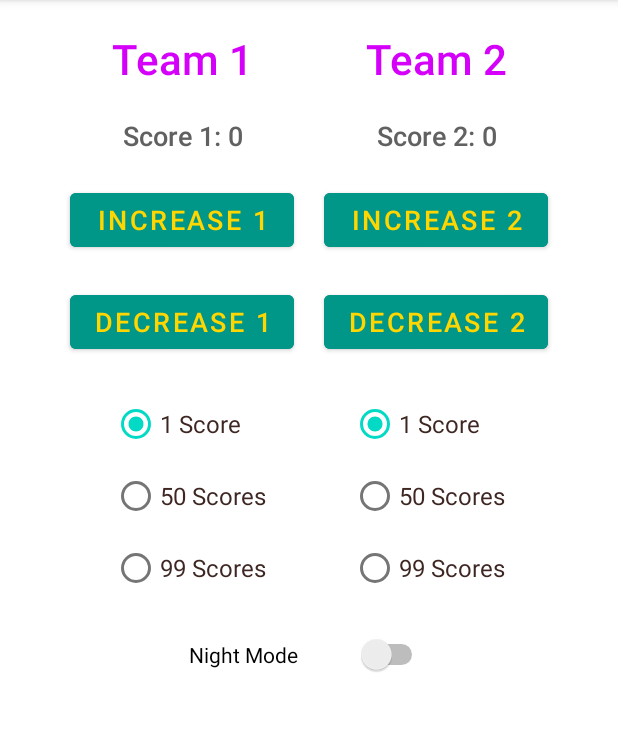
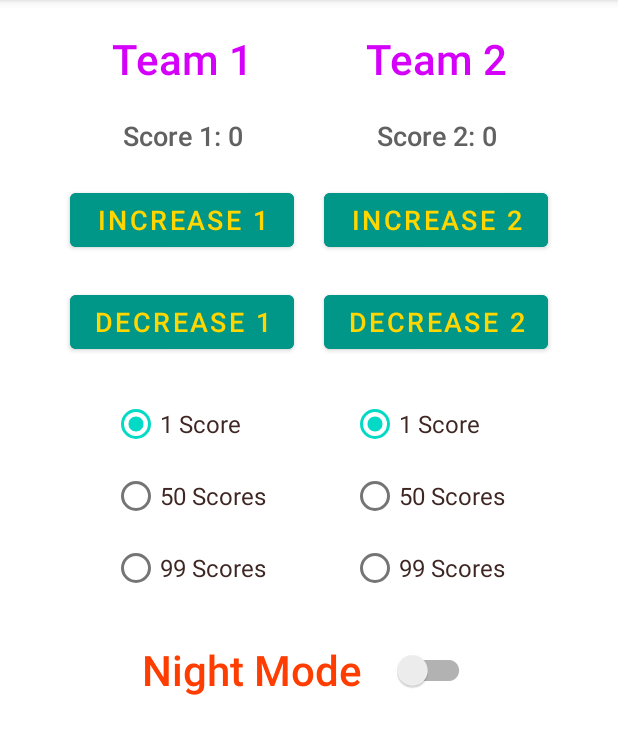
Before and after one commit to kevinle-it/JAV1001-ScoreKeeper, an Android app: the screen it shows after launch (MainActivity), on a phone screen of 412 x 824 dp, the part 84-838 px from its top. Run offline under Robolectric (Android 15) with nearby library versions, the phone set to English and light mode, and no system bars.

Commit message:
add theme styles and apply to switch button

```diff
--- a/app/src/main/java/com/trile/scorekeeper/MainActivity.java
+++ b/app/src/main/java/com/trile/scorekeeper/MainActivity.java
@@ -2,12 +2,12 @@ package com.trile.scorekeeper;
 
 import androidx.appcompat.app.AppCompatActivity;
 import androidx.appcompat.app.AppCompatDelegate;
+import androidx.appcompat.widget.SwitchCompat;
 
 import android.content.Intent;
 import android.os.Bundle;
 import android.widget.Button;
 import android.widget.RadioGroup;
-import android.widget.Switch;
 import android.widget.TextView;
 
 public class MainActivity extends AppCompatActivity {
@@ -28,7 +28,7 @@ public class MainActivity extends AppCompatActivity {
     int team1ScoreChangeBy = 1; // change by value for team 1 score
     int team2ScoreChangeBy = 1; // change by value for team 2 score
 
-    Switch switchNightMode;
+    SwitchCompat switchNightMode;
 
     @Override
     protected void onCreate(Bundle savedInstanceState) {
--- a/app/src/main/res/layout/activity_main.xml
+++ b/app/src/main/res/layout/activity_main.xml
@@ -26,6 +26,7 @@
                 style="@style/Theme.ScoreKeeper.Title"
                 android:layout_width="wrap_content"
                 android:layout_height="wrap_content"
+                android:layout_span="1"
                 android:layout_marginRight="10dp"
                 android:gravity="center"
                 android:text="Team 1" />
@@ -35,6 +36,7 @@
                 style="@style/Theme.ScoreKeeper.Title"
                 android:layout_width="wrap_content"
                 android:layout_height="wrap_content"
+                android:layout_span="1"
                 android:layout_marginLeft="10dp"
                 android:gravity="center"
                 android:text="Team 2" />
@@ -55,6 +57,7 @@
                 style="@style/Theme.ScoreKeeper.Subtitle"
                 android:layout_width="wrap_content"
                 android:layout_height="wrap_content"
+                android:layout_span="1"
                 android:layout_marginRight="10dp"
                 android:gravity="center"
                 android:text="Score 1: 0" />
@@ -64,6 +67,7 @@
                 style="@style/Theme.ScoreKeeper.Subtitle"
                 android:layout_width="wrap_content"
                 android:layout_height="wrap_content"
+                android:layout_span="1"
                 android:layout_marginLeft="10dp"
                 android:gravity="center"
                 android:text="Score 2: 0" />
@@ -83,6 +87,7 @@
                 android:id="@+id/increaseTeam1Score"
                 android:layout_width="wrap_content"
                 android:layout_height="wrap_content"
+                android:layout_span="1"
                 android:layout_marginRight="10dp"
                 android:text="Increase 1" />
 
@@ -90,6 +95,7 @@
                 android:id="@+id/increaseTeam2Score"
                 android:layout_width="wrap_content"
                 android:layout_height="wrap_content"
+                android:layout_span="1"
                 android:layout_marginLeft="10dp"
                 android:text="Increase 2" />
         </TableRow>
@@ -108,6 +114,7 @@
                 android:id="@+id/decreaseTeam1Score"
                 android:layout_width="wrap_content"
                 android:layout_height="wrap_content"
+                android:layout_span="1"
                 android:layout_marginRight="10dp"
                 android:text="Decrease 1" />
 
@@ -115,6 +122,7 @@
                 android:id="@+id/decreaseTeam2Score"
                 android:layout_width="wrap_content"
                 android:layout_height="wrap_content"
+                android:layout_span="1"
                 android:layout_marginLeft="10dp"
                 android:text="Decrease 2" />
         </TableRow>
@@ -130,6 +138,7 @@
                 android:id="@+id/team1ScoreRadioGroup"
                 android:layout_width="match_parent"
                 android:layout_height="match_parent"
+                android:layout_span="1"
                 android:layout_gravity="center_horizontal"
                 android:checkedButton="@+id/team1Score1RadioBtn">
 
@@ -158,6 +167,7 @@
                 android:id="@+id/team2ScoreRadioGroup"
                 android:layout_width="match_parent"
                 android:layout_height="match_parent"
+                android:layout_span="1"
                 android:layout_gravity="center_horizontal"
                 android:checkedButton="@+id/team2Score1RadioBtn">
 
@@ -188,11 +198,20 @@
             android:layout_marginTop="20dp"
             android:gravity="center_horizontal">
 
-            <Switch
-                android:id="@+id/switchNightMode"
-                android:layout_width="wrap_content"
-                android:layout_height="wrap_content"
-                android:text="Night Mode" />
+            <LinearLayout
+                android:layout_width="match_parent"
+                android:layout_height="match_parent"
+                android:layout_span="2"
+                android:gravity="center_horizontal">
+
+                <androidx.appcompat.widget.SwitchCompat
+                    android:id="@+id/switchNightMode"
+                    style="@style/Theme.ScoreKeeper.Switch"
+                    android:layout_width="wrap_content"
+                    android:layout_height="wrap_content"
+                    android:text="Night Mode" />
+
+            </LinearLayout>
 
         </TableRow>
     </TableLayout>
--- a/app/src/main/res/values-night/themes.xml
+++ b/app/src/main/res/values-night/themes.xml
@@ -44,4 +44,12 @@
         <item name="android:buttonTint">@color/pink_200</item>
         <item name="android:textSize">16sp</item>
     </style>
+
+    <style name="Theme.ScoreKeeper.Switch" parent="Widget.AppCompat.CompoundButton.Switch">
+        <item name="switchMinWidth">55dp</item>
+        <item name="switchPadding">20dp</item>
+        <item name="android:textSize">28sp</item>
+        <item name="android:textColor">@color/orange_500</item>
+        <item name="android:fontFamily">sans-serif-medium</item>
+    </style>
 </resources>
--- a/app/src/main/res/values/colors.xml
+++ b/app/src/main/res/values/colors.xml
@@ -27,4 +27,8 @@
     <color name="brown_900">#FF3E2723</color>
     <!-- RadioButton - Night mode -->
     <color name="pink_200">#FFF48FB1</color>
+
+    <!-- Switch Control Text - Day & Night mode -->
+    <color name="orange_500">#FF00E5FF</color>
+    <color name="deep_orange_a400">#FFFF3D00</color>
 </resources>
--- a/app/src/main/res/values/themes.xml
+++ b/app/src/main/res/values/themes.xml
@@ -38,4 +38,12 @@
         <item name="android:textSize">16sp</item>
         <item name="android:textColor">@color/brown_900</item>
     </style>
+
+    <style name="Theme.ScoreKeeper.Switch" parent="Widget.AppCompat.CompoundButton.Switch">
+        <item name="switchMinWidth">55dp</item>
+        <item name="switchPadding">20dp</item>
+        <item name="android:textSize">28sp</item>
+        <item name="android:textColor">@color/deep_orange_a400</item>
+        <item name="android:fontFamily">sans-serif-medium</item>
+    </style>
 </resources>
```
